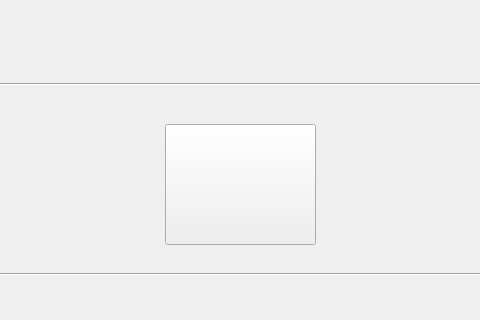
This is src/templates/tela_intro.ui in DanilloMLS/lepee as Qt 5 draws it before an edit; both pictures show x 165 to 645 and y 226 to 546 of the 786 by 546 pixel window. The edited form follows.
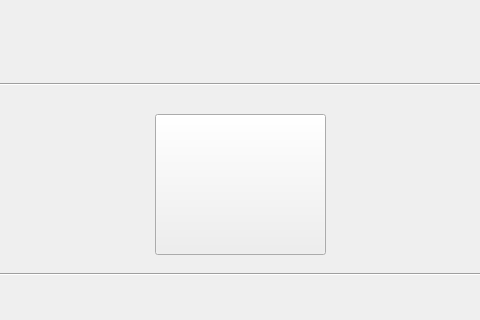
This is the edited form. Icons and pictures are not drawn.

Diff of the .ui file:
```diff
--- a/src/templates/tela_intro.ui
+++ b/src/templates/tela_intro.ui
@@ -95,10 +95,10 @@
    <widget class="QPushButton" name="profButton">
     <property name="geometry">
      <rect>
-      <x>330</x>
-      <y>350</y>
-      <width>151</width>
-      <height>121</height>
+      <x>320</x>
+      <y>340</y>
+      <width>171</width>
+      <height>141</height>
      </rect>
     </property>
     <property name="text">
```
Left out of the diff: 2 changed lines with no effect on the pictures.
